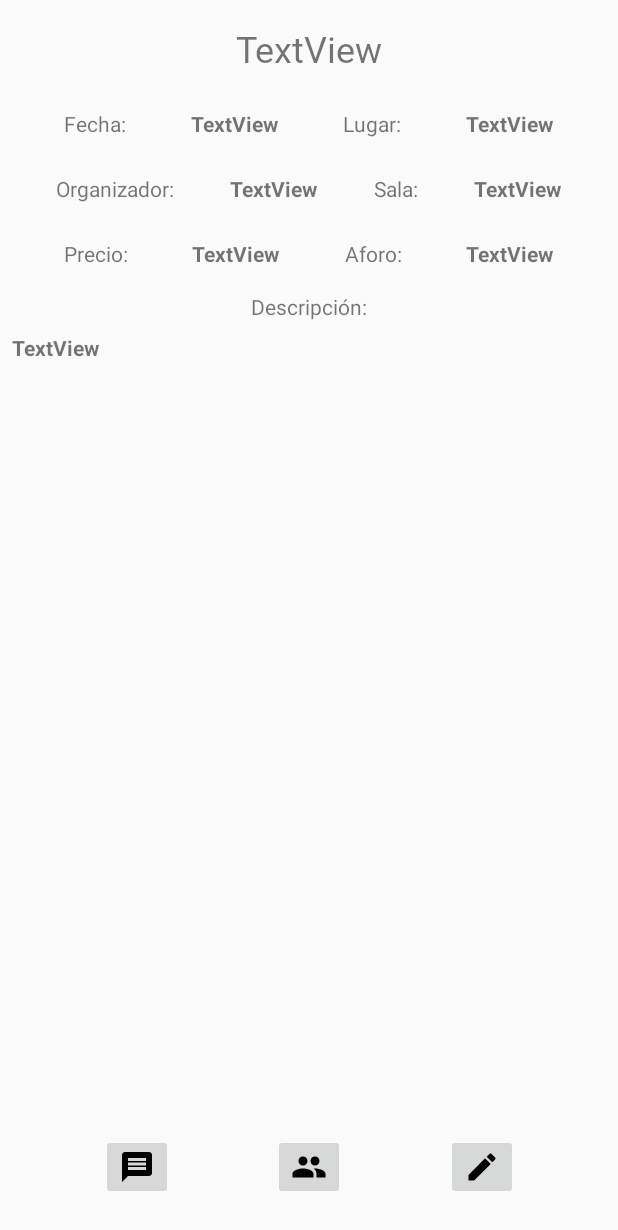
After one commit to cf18gastonrossi/Examen, an Android app: the layout fragment_event_detail.xml on its own in the app's theme, with its tools: preview values and no code run, on a phone screen of 412 x 824 dp. The commit adds this screen. Shown: the top 1230 px of the screen. Run offline under Robolectric (Android 15) with nearby library versions, the phone set to English and light mode, and no system bars.

Commit message:
Added joan d'austria files

```diff
--- /dev/null
+++ b/app/src/main/res/drawable/ic_edit_black_24dp.xml
@@ -0,0 +1,9 @@
+<vector xmlns:android="http://schemas.android.com/apk/res/android"
+        android:width="24dp"
+        android:height="24dp"
+        android:viewportWidth="24.0"
+        android:viewportHeight="24.0">
+    <path
+        android:fillColor="#FF000000"
+        android:pathData="M3,17.25V21h3.75L17.81,9.94l-3.75,-3.75L3,17.25zM20.71,7.04c0.39,-0.39 0.39,-1.02 0,-1.41l-2.34,-2.34c-0.39,-0.39 -1.02,-0.39 -1.41,0l-1.83,1.83 3.75,3.75 1.83,-1.83z"/>
+</vector>
--- /dev/null
+++ b/app/src/main/res/drawable/ic_message_black_24dp.xml
@@ -0,0 +1,9 @@
+<vector xmlns:android="http://schemas.android.com/apk/res/android"
+        android:width="24dp"
+        android:height="24dp"
+        android:viewportWidth="24.0"
+        android:viewportHeight="24.0">
+    <path
+        android:fillColor="#FF000000"
+        android:pathData="M20,2L4,2c-1.1,0 -1.99,0.9 -1.99,2L2,22l4,-4h14c1.1,0 2,-0.9 2,-2L22,4c0,-1.1 -0.9,-2 -2,-2zM18,14L6,14v-2h12v2zM18,11L6,11L6,9h12v2zM18,8L6,8L6,6h12v2z"/>
+</vector>
--- /dev/null
+++ b/app/src/main/res/drawable/ic_people_black_24dp.xml
@@ -0,0 +1,9 @@
+<vector xmlns:android="http://schemas.android.com/apk/res/android"
+        android:width="24dp"
+        android:height="24dp"
+        android:viewportWidth="24.0"
+        android:viewportHeight="24.0">
+    <path
+        android:fillColor="#FF000000"
+        android:pathData="M16,11c1.66,0 2.99,-1.34 2.99,-3S17.66,5 16,5c-1.66,0 -3,1.34 -3,3s1.34,3 3,3zM8,11c1.66,0 2.99,-1.34 2.99,-3S9.66,5 8,5C6.34,5 5,6.34 5,8s1.34,3 3,3zM8,13c-2.33,0 -7,1.17 -7,3.5L1,19h14v-2.5c0,-2.33 -4.67,-3.5 -7,-3.5zM16,13c-0.29,0 -0.62,0.02 -0.97,0.05 1.16,0.84 1.97,1.97 1.97,3.45L17,19h6v-2.5c0,-2.33 -4.67,-3.5 -7,-3.5z"/>
+</vector>
--- /dev/null
+++ b/app/src/main/res/layout/fragment_event_detail.xml
@@ -0,0 +1,215 @@
+<?xml version="1.0" encoding="utf-8"?>
+<androidx.constraintlayout.widget.ConstraintLayout xmlns:android="http://schemas.android.com/apk/res/android"
+    xmlns:app="http://schemas.android.com/apk/res-auto"
+    xmlns:tools="http://schemas.android.com/tools"
+    android:layout_width="match_parent"
+    android:layout_height="match_parent">
+
+
+    <TextView
+        android:id="@+id/nombreDetailTextView"
+        android:layout_width="wrap_content"
+        android:layout_height="wrap_content"
+        android:layout_marginTop="16dp"
+        android:fontFamily="@font/bubblegum_sans"
+        android:text="TextView"
+        android:textSize="24sp"
+        app:layout_constraintEnd_toEndOf="parent"
+        app:layout_constraintHorizontal_bias="0.5"
+        app:layout_constraintStart_toStartOf="parent"
+        app:layout_constraintTop_toTopOf="parent" />
+
+    <TextView
+        android:id="@+id/fechaDetailTextView"
+        android:layout_width="wrap_content"
+        android:layout_height="wrap_content"
+        android:text="TextView"
+        android:textStyle="bold"
+        app:layout_constraintEnd_toStartOf="@+id/textView13"
+        app:layout_constraintHorizontal_bias="0.5"
+        app:layout_constraintStart_toEndOf="@+id/textView12"
+        app:layout_constraintTop_toTopOf="@+id/textView12" />
+
+    <TextView
+        android:id="@+id/lugarDetailTextView"
+        android:layout_width="wrap_content"
+        android:layout_height="wrap_content"
+        android:text="TextView"
+        android:textStyle="bold"
+        app:layout_constraintEnd_toEndOf="parent"
+        app:layout_constraintHorizontal_bias="0.5"
+        app:layout_constraintStart_toEndOf="@+id/textView13"
+        app:layout_constraintTop_toTopOf="@+id/textView13" />
+
+    <TextView
+        android:id="@+id/organizadorTextView"
+        android:layout_width="wrap_content"
+        android:layout_height="wrap_content"
+        android:text="TextView"
+        android:textStyle="bold"
+        app:layout_constraintEnd_toStartOf="@+id/textView14"
+        app:layout_constraintHorizontal_bias="0.5"
+        app:layout_constraintStart_toEndOf="@+id/textView15"
+        app:layout_constraintTop_toTopOf="@+id/textView15" />
+
+    <TextView
+        android:id="@+id/salaTextView"
+        android:layout_width="wrap_content"
+        android:layout_height="wrap_content"
+        android:text="TextView"
+        android:textStyle="bold"
+        app:layout_constraintEnd_toEndOf="parent"
+        app:layout_constraintHorizontal_bias="0.5"
+        app:layout_constraintStart_toEndOf="@+id/textView14"
+        app:layout_constraintTop_toTopOf="@+id/textView14" />
+
+    <TextView
+        android:id="@+id/precioTextView"
+        android:layout_width="wrap_content"
+        android:layout_height="wrap_content"
+        android:text="TextView"
+        android:textStyle="bold"
+        app:layout_constraintEnd_toStartOf="@+id/textView17"
+        app:layout_constraintHorizontal_bias="0.5"
+        app:layout_constraintStart_toEndOf="@+id/textView16"
+        app:layout_constraintTop_toTopOf="@+id/textView16" />
+
+    <TextView
+        android:id="@+id/aforoTextView"
+        android:layout_width="wrap_content"
+        android:layout_height="wrap_content"
+        android:text="TextView"
+        android:textStyle="bold"
+        app:layout_constraintEnd_toEndOf="parent"
+        app:layout_constraintHorizontal_bias="0.5"
+        app:layout_constraintStart_toEndOf="@+id/textView17"
+        app:layout_constraintTop_toTopOf="@+id/textView17" />
+
+    <TextView
+        android:id="@+id/descripcionTextView"
+        android:layout_width="0dp"
+        android:layout_height="0dp"
+        android:layout_marginStart="8dp"
+        android:layout_marginTop="8dp"
+        android:layout_marginEnd="8dp"
+        android:layout_marginBottom="24dp"
+        android:singleLine="false"
+        android:text="TextView"
+        android:textStyle="bold"
+        app:layout_constraintBottom_toTopOf="@+id/mensajesImageButton"
+        app:layout_constraintEnd_toEndOf="parent"
+        app:layout_constraintHorizontal_bias="0.5"
+        app:layout_constraintStart_toStartOf="parent"
+        app:layout_constraintTop_toBottomOf="@+id/textView18" />
+
+    <TextView
+        android:id="@+id/textView12"
+        android:layout_width="wrap_content"
+        android:layout_height="wrap_content"
+        android:layout_marginTop="24dp"
+        android:text="Fecha:"
+        app:layout_constraintEnd_toStartOf="@+id/fechaDetailTextView"
+        app:layout_constraintHorizontal_bias="0.5"
+        app:layout_constraintStart_toStartOf="parent"
+        app:layout_constraintTop_toBottomOf="@+id/nombreDetailTextView" />
+
+    <TextView
+        android:id="@+id/textView13"
+        android:layout_width="wrap_content"
+        android:layout_height="wrap_content"
+        android:text="Lugar:"
+        app:layout_constraintEnd_toStartOf="@+id/lugarDetailTextView"
+        app:layout_constraintHorizontal_bias="0.5"
+        app:layout_constraintStart_toEndOf="@+id/fechaDetailTextView"
+        app:layout_constraintTop_toTopOf="@+id/fechaDetailTextView" />
+
+    <TextView
+        android:id="@+id/textView14"
+        android:layout_width="wrap_content"
+        android:layout_height="wrap_content"
+        android:text="Sala:"
+        app:layout_constraintEnd_toStartOf="@+id/salaTextView"
+        app:layout_constraintHorizontal_bias="0.5"
+        app:layout_constraintStart_toEndOf="@+id/organizadorTextView"
+        app:layout_constraintTop_toTopOf="@+id/organizadorTextView" />
+
+    <TextView
+        android:id="@+id/textView15"
+        android:layout_width="wrap_content"
+        android:layout_height="wrap_content"
+        android:layout_marginTop="24dp"
+        android:text="Organizador:"
+        app:layout_constraintEnd_toStartOf="@+id/organizadorTextView"
+        app:layout_constraintHorizontal_bias="0.5"
+        app:layout_constraintStart_toStartOf="parent"
+        app:layout_constraintTop_toBottomOf="@+id/textView12" />
+
+    <TextView
+        android:id="@+id/textView16"
+        android:layout_width="wrap_content"
+        android:layout_height="wrap_content"
+        android:layout_marginTop="24dp"
+        android:text="Precio:"
+        app:layout_constraintEnd_toStartOf="@+id/precioTextView"
+        app:layout_constraintHorizontal_bias="0.5"
+        app:layout_constraintStart_toStartOf="parent"
+        app:layout_constraintTop_toBottomOf="@+id/textView15" />
+
+    <TextView
+        android:id="@+id/textView17"
+        android:layout_width="wrap_content"
+        android:layout_height="wrap_content"
+        android:text="Aforo:"
+        app:layout_constraintEnd_toStartOf="@+id/aforoTextView"
+        app:layout_constraintHorizontal_bias="0.5"
+        app:layout_constraintStart_toEndOf="@+id/precioTextView"
+        app:layout_constraintTop_toTopOf="@+id/precioTextView" />
+
+    <TextView
+        android:id="@+id/textView18"
+        android:layout_width="wrap_content"
+        android:layout_height="wrap_content"
+        android:layout_marginTop="16dp"
+        android:text="Descripción:"
+        app:layout_constraintEnd_toEndOf="parent"
+        app:layout_constraintHorizontal_bias="0.5"
+        app:layout_constraintStart_toStartOf="parent"
+        app:layout_constraintTop_toBottomOf="@+id/precioTextView" />
+
+    <ImageButton
+        android:id="@+id/mensajesImageButton"
+        android:layout_width="wrap_content"
+        android:layout_height="wrap_content"
+        android:layout_marginBottom="24dp"
+        android:contentDescription="Ver/enviar mensajes"
+        app:layout_constraintBottom_toBottomOf="parent"
+        app:layout_constraintEnd_toStartOf="@+id/asistentesImageButton"
+        app:layout_constraintHorizontal_bias="0.5"
+        app:layout_constraintStart_toStartOf="parent"
+        app:srcCompat="@drawable/ic_message_black_24dp" />
+
+    <ImageButton
+        android:id="@+id/asistentesImageButton"
+        android:layout_width="wrap_content"
+        android:layout_height="wrap_content"
+        app:layout_constraintBottom_toBottomOf="@+id/mensajesImageButton"
+        app:layout_constraintEnd_toStartOf="@+id/editImageButton"
+        app:layout_constraintHorizontal_bias="0.5"
+        app:layout_constraintStart_toEndOf="@+id/mensajesImageButton"
+        app:layout_constraintTop_toTopOf="@+id/mensajesImageButton"
+        app:srcCompat="@drawable/ic_people_black_24dp" />
+
+    <ImageButton
+        android:id="@+id/editImageButton"
+        android:layout_width="wrap_content"
+        android:layout_height="wrap_content"
+        android:src="@drawable/ic_edit_black_24dp"
+        app:layout_constraintBottom_toBottomOf="@+id/asistentesImageButton"
+        app:layout_constraintEnd_toEndOf="parent"
+        app:layout_constraintHorizontal_bias="0.5"
+        app:layout_constraintStart_toEndOf="@+id/asistentesImageButton"
+        app:layout_constraintTop_toTopOf="@+id/asistentesImageButton"
+        tools:src="@drawable/ic_edit_black_24dp"
+        tools:srcCompat="@drawable/ic_edit_black_24dp" />
+
+</androidx.constraintlayout.widget.ConstraintLayout>
```
Also changed, not shown: app/build.gradle (+8 -16 lines), app/src/main/java/com/example/myapplication/MainActivity.java (+0 -8 lines), app/src/main/res/drawable/ic_home_black_24dp.xml (added, +9 -0 lines), app/src/main/res/drawable/ic_list_black_24dp.xml (added, +9 -0 lines), app/src/main/res/layout/app_bar_main.xml (+0 -8 lines), app/src/main/res/layout/fragment_asistir.xml (added, +163 -0 lines), app/src/main/res/layout/fragment_event_edit.xml (added, +218 -0 lines), app/src/main/res/layout/fragment_home.xml (+10 -12 lines), app/src/main/res/layout/fragment_mensaje_nuevo.xml (added, +46 -0 lines), app/src/main/res/mipmap-hdpi/logojoandaustria.png (added).
